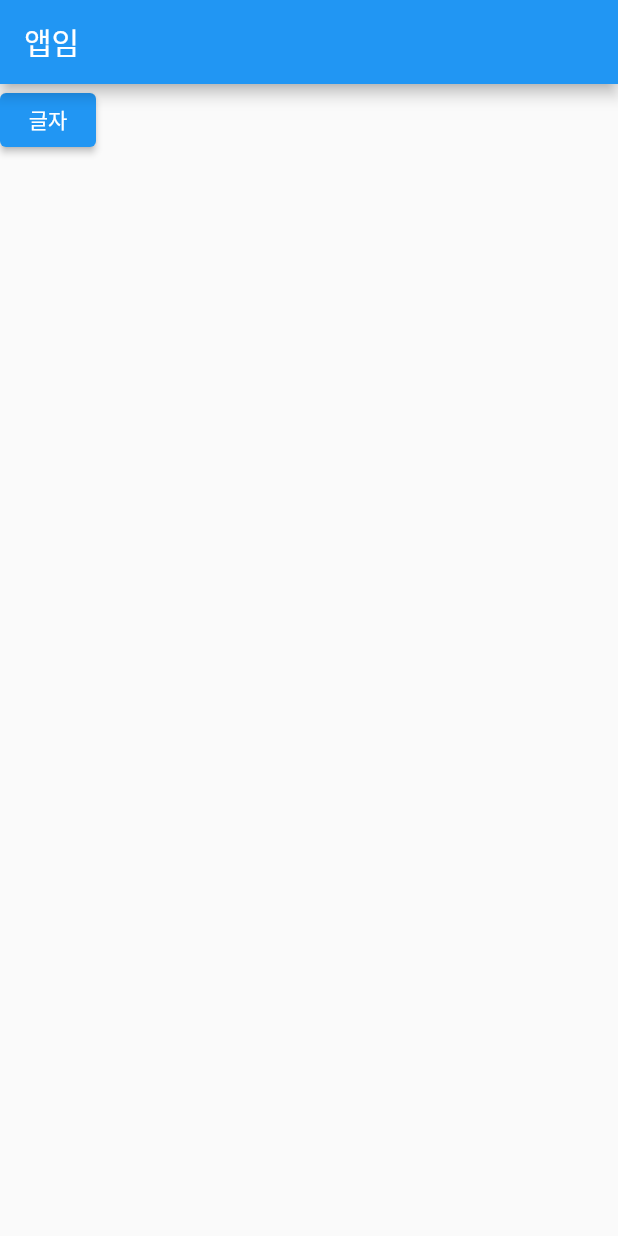
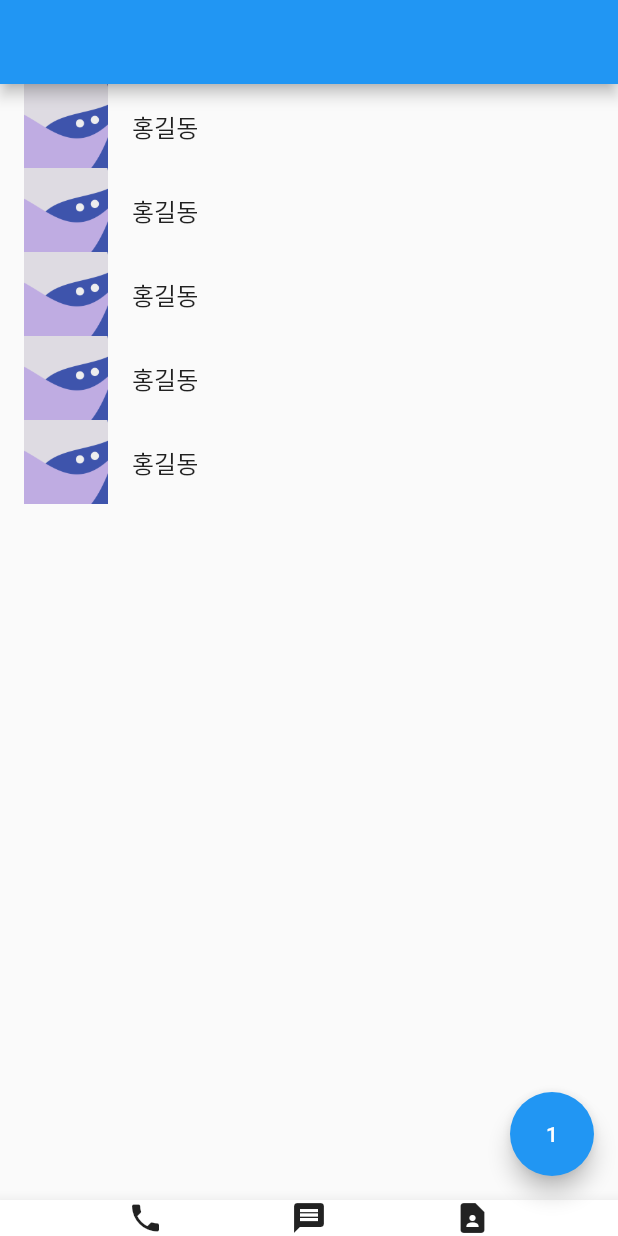
Before and after one commit to muse9312/flutter, a Flutter app: the screen it shows after launch, on a phone screen of 412 x 824 dp. Run offline on Flutter 3.47's test engine with Material 2 defaults, Android fonts, the phone set to English and light mode, and no system bars.

Commit message:
flutter custom widget & button action

```diff
--- a/contact/analysis_options.yaml
+++ b/contact/analysis_options.yaml
@@ -28,6 +28,7 @@ linter:
     prefer_const_constructors_in_immutables: false
     prefer_const_literals_to_create_immutables : false
     avoid_unnecessary_containers : false
+    sort_child_properties_last : false
 
 # Additional information about this file can be found at
 # https://dart.dev/guides/language/analysis-options
--- a/contact/lib/main.dart
+++ b/contact/lib/main.dart
@@ -65,17 +65,102 @@ class MyApp extends StatelessWidget {
     //   ),
     // ));
 
+    // return MaterialApp(
+    //   home: Scaffold(
+    //       appBar: AppBar(
+    //         title: Text("앱임"),
+    //       ),
+    //       body: SizedBox(
+    //           child: ElevatedButton(
+    //         onPressed: () {},
+    //         child: Text("글자"),
+    //         style: ButtonStyle(),
+    //       ))),
+    // );
+
+    // return MaterialApp(
+    //   home: Scaffold(
+    //     appBar: AppBar(),
+    //     body: Row(
+    //       children: [
+    //         Flexible(child: Container(color: Colors.red), flex: 5,),
+    //         Flexible(child: Container(color: Colors.green), flex: 5,),
+    //         Flexible(child: Container(color: Colors.black), flex: 5,),
+    //       ],
+    //     ),
+    //   ),
+    // );
+
+    // return MaterialApp(
+    //   home: Scaffold(
+    //     appBar: AppBar(),
+    //     body: Container(
+    //         height: 150,
+    //         padding: EdgeInsets.all(20),
+    //         child: Row(
+    //           children: [
+    //             Image.asset('assets/Frame 6.png', width: 150),
+    //             Container(
+    //               child: Column(children: [
+    //                 Text('캐논'),
+    //                 Text('끌올 10분전'),
+    //                 Text('1000원'),
+    //                 Icon(Icons.heart_broken),
+    //               ]),
+    //             )
+    //           ],
+    //         )),
+    //   ),
+    // );
+
+    // 커스텀 위젯
+
+    var a = 1;
+
     return MaterialApp(
-      home: Scaffold(
-          appBar: AppBar(
-            title: Text("앱임"),
-          ),
-          body: SizedBox(
-              child: ElevatedButton(
-            onPressed: () {},
-            child: Text("글자"),
-            style: ButtonStyle(),
-          ))),
+        home: Scaffold(
+            floatingActionButton: FloatingActionButton(
+                child: Text(a.toString()),
+                onPressed: () {
+                  print(a);
+                  a++;
+                }),
+            appBar: AppBar(),
+            body: ShopItem(),
+            bottomNavigationBar: BottomItem()));
+  }
+}
+
+class ShopItem extends StatelessWidget {
+  const ShopItem({super.key});
+
+  @override
+  Widget build(BuildContext context) {
+    return ListView.builder(
+        itemCount: 5,
+        itemBuilder: (context, item) {
+          return ListTile(
+            leading: Image.asset("assets/Frame 6.png"),
+            title: Text("홍길동"),
+          );
+        });
+  }
+}
+
+class BottomItem extends StatelessWidget {
+  const BottomItem({super.key});
+
+  @override
+  Widget build(BuildContext context) {
+    return BottomAppBar(
+      child: Row(
+        mainAxisAlignment: MainAxisAlignment.spaceEvenly,
+        children: [
+          Icon(Icons.phone),
+          Icon(Icons.message),
+          Icon(Icons.contact_page)
+        ],
+      ),
     );
   }
 }
```
